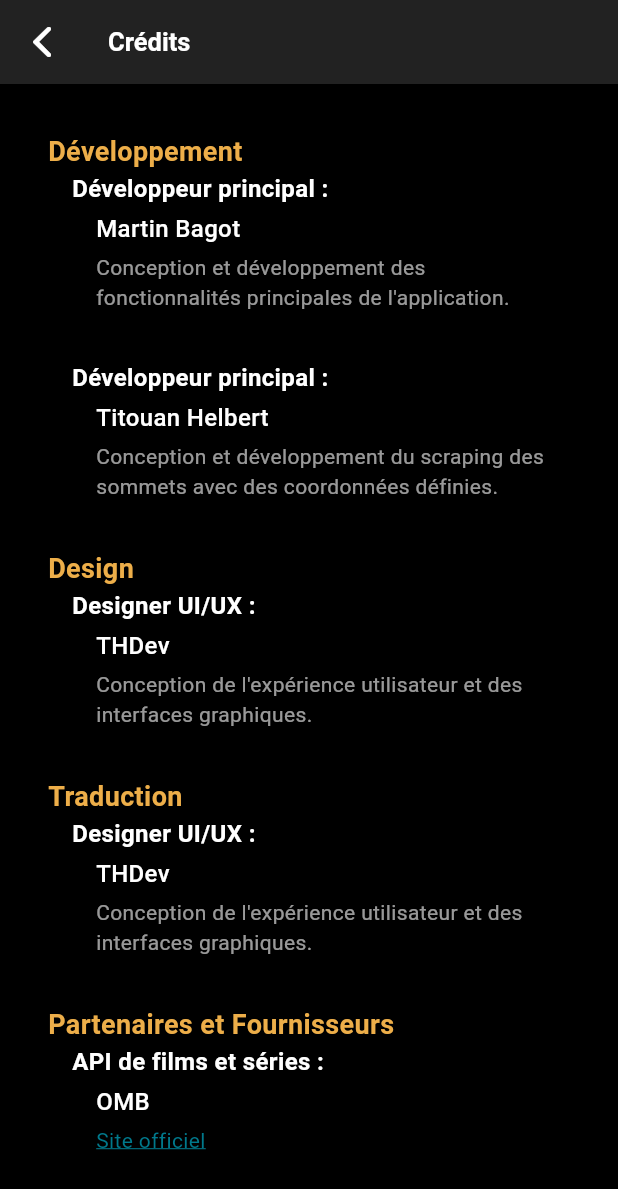
After one commit to unkn0wndfbx/LetterRound, a Flutter app: the screen it shows after launch, item 2 of the bottom bar chosen, in the side drawer, after a tap on "Crédits", on a phone screen of 412 x 824 dp. The commit adds this screen. Shown: the top 1189 px of the screen. Run offline on Flutter 3.47's test engine with Material 3 defaults, Android fonts, the light colour scheme and no system bars; our stand-ins replace another_flutter_splash_screen, salomon_bottom_bar; network calls fail.

Commit message:
credits app

```diff
--- /dev/null
+++ b/assets/credits.json
@@ -0,0 +1,54 @@
+{
+  "sections": [
+    {
+      "title": "Développement",
+      "items": [
+        {
+          "title": "Développeur principal",
+          "name": "Martin Bagot",
+          "subtitle": "Conception et développement des fonctionnalités principales de l'application.",
+          "link": ""
+        },
+        {
+          "title": "Développeur principal",
+          "name": "Titouan Helbert",
+          "subtitle": "Conception et développement du scraping des sommets avec des coordonnées définies.",
+          "link": ""
+        }
+      ]
+    },
+    {
+      "title": "Design",
+      "items": [
+        {
+          "title": "Designer UI/UX",
+          "name": "THDev",
+          "subtitle": "Conception de l'expérience utilisateur et des interfaces graphiques.",
+          "link": ""
+        }
+      ]
+    },
+    {
+      "title": "Traduction",
+      "items": [
+        {
+          "title": "Designer UI/UX",
+          "name": "THDev",
+          "subtitle": "Conception de l'expérience utilisateur et des interfaces graphiques.",
+          "link": ""
+        }
+      ]
+    },
+    {
+      "title": "Partenaires et Fournisseurs",
+      "items": [
+        {
+          "title": "API de films et séries",
+          "name": "OMB",
+          "subtitle": "Site officiel",
+          "link": "http://www.omdbapi.com/"
+        }
+      ]
+    }
+  ]
+}
--- /dev/null
+++ b/lib/pages/credits_page.dart
@@ -0,0 +1,103 @@
+import 'package:flutter/cupertino.dart';
+import 'package:flutter/material.dart';
+import 'package:letter_round/ressources/colors.dart';
+import 'package:letter_round/widgets/credits_card.dart';
+import 'package:flutter/services.dart';
+import 'dart:convert';
+
+class CreditsPage extends StatelessWidget {
+  const CreditsPage({super.key});
+
+  Future<List<dynamic>> _loadCredits() async {
+    final String response = await rootBundle.loadString('assets/credits.json');
+    final data = json.decode(response);
+
+    if (data['sections'] == null) {
+      throw Exception('La clé "sections" est manquante dans le fichier JSON');
+    }
+
+    return data['sections'];
+  }
+
+  @override
+  Widget build(BuildContext context) {
+    return SafeArea(
+      child: Scaffold(
+        backgroundColor: Colors.black,
+        appBar: AppBar(
+          backgroundColor: blackColor,
+          elevation: 0,
+          iconTheme: const IconThemeData(size: 32, color: whiteColor),
+          title: Text(
+            'Crédits',
+            style: TextStyle(
+              color: whiteColor,
+              fontSize: 17,
+              fontWeight: FontWeight.bold,
+            ),
+          ),
+          leading: Builder(
+            builder:
+                (context) => IconButton(
+                  icon: Icon(CupertinoIcons.back, size: 32, color: whiteColor),
+                  onPressed: () {
+                    Navigator.pop(context);
+                  },
+                ),
+          ),
+        ),
+        body: FutureBuilder<List<dynamic>>(
+          future: _loadCredits(),
+          builder: (context, snapshot) {
+            if (snapshot.connectionState == ConnectionState.waiting) {
+              return Center(child: CircularProgressIndicator());
+            }
+
+            if (snapshot.hasError) {
+              return Center(child: Text('Erreur de chargement'));
+            }
+
+            if (!snapshot.hasData || snapshot.data!.isEmpty) {
+              return Center(child: Text('Aucun crédit disponible.'));
+            }
+
+            var sections = snapshot.data!;
+            return SingleChildScrollView(
+              padding: EdgeInsets.all(32),
+              child: Column(
+                crossAxisAlignment: CrossAxisAlignment.start,
+                children:
+                    sections.map<Widget>((section) {
+                      return Column(
+                        crossAxisAlignment: CrossAxisAlignment.start,
+                        children: [
+                          Text(
+                            section['title'],
+                            style: TextStyle(
+                              color: yellow,
+                              fontSize: 18,
+                              fontWeight: FontWeight.bold,
+                            ),
+                          ),
+                          ...section['items'].map<Widget>((item) {
+                            return Padding(
+                              padding: const EdgeInsets.only(left: 16),
+                              child: CreditsCard(
+                                title: item['title'] ?? 'No title',
+                                name: item['name'] ?? 'No name',
+                                subtitle: item['subtitle'] ?? 'No subtitle',
+                                link: item['link'],
+                              ),
+                            );
+                          }).toList(),
+                        ],
+                      );
+                    }).toList(),
+              ),
+            );
+          },
+        ),
+      ),
+    );
+  }
+}
--- a/lib/pages/nav_bar.dart
+++ b/lib/pages/nav_bar.dart
@@ -2,6 +2,7 @@ import 'package:flutter/cupertino.dart';
 import 'package:flutter/material.dart';
 import 'package:flutter/services.dart';
 import 'package:letter_round/pages/bottom_bar.dart';
+import 'package:letter_round/pages/credits_page.dart';
 import 'package:letter_round/ressources/colors.dart';
 
 class NavBar extends StatelessWidget {
@@ -69,13 +70,11 @@ class NavBar extends StatelessWidget {
                 "Crédits",
                 style: TextStyle(fontSize: 17, color: whiteColor),
               ),
-              /*  onTap:
+              onTap:
                   () => Navigator.push(
                     context,
-                    MaterialPageRoute(
-                      builder: (context) => const SettingsPage(),
-                    ),
-                  ), */
+                    MaterialPageRoute(builder: (context) => CreditsPage()),
+                  ),
             ),
             Divider(
               thickness: 1,
--- /dev/null
+++ b/lib/widgets/credits_card.dart
@@ -0,0 +1,84 @@
+import 'package:flutter/cupertino.dart';
+import 'package:flutter/material.dart';
+import 'package:letter_round/ressources/colors.dart';
+import 'package:url_launcher/url_launcher.dart';
+
+class CreditsCard extends StatelessWidget {
+  final String title;
+  final String name;
+  final String subtitle;
+  final String link;
+
+  const CreditsCard({
+    super.key,
+    required this.title,
+    required this.name,
+    required this.subtitle,
+    this.link = '',
+  });
+
+  @override
+  Widget build(BuildContext context) {
+    return Padding(
+      padding: const EdgeInsets.only(bottom: 32),
+      child: Column(
+        crossAxisAlignment: CrossAxisAlignment.start,
+        children: [
+          Text(
+            '$title :',
+            style: TextStyle(
+              color: whiteColor,
+              fontSize: 16,
+              fontWeight: FontWeight.w600,
+            ),
+          ),
+          if (name.isNotEmpty)
+            Padding(
+              padding: const EdgeInsets.only(left: 16, top: 4),
+              child: Text(
+                name,
+                style: TextStyle(
+                  color: whiteColor,
+                  fontSize: 16,
+                  fontWeight: FontWeight.w500,
+                ),
+              ),
+            ),
+          if (link.isNotEmpty)
+            Padding(
+              padding: const EdgeInsets.only(left: 16, top: 4),
+              child: GestureDetector(
+                onTap: () async {
+                  if (await canLaunchUrl(Uri.parse(link))) {
+                    await launchUrl(Uri.parse(link));
+                  } else {
+                    throw 'Could not launch $link';
+                  }
+                },
+                child: Text(
+                  subtitle,
+                  style: TextStyle(
+                    color: blue,
+                    fontSize: 14,
+                    decoration: TextDecoration.underline,
+                    decorationColor: blue,
+                  ),
+                ),
+              ),
+            )
+          else
+            Padding(
+              padding: const EdgeInsets.only(left: 16, top: 4),
+              child: Text(
+                subtitle,
+                style: TextStyle(
+                  color: whiteColor.withValues(alpha: 0.6),
+                  fontSize: 14,
+                ),
+              ),
+            ),
+        ],
+      ),
+    );
+  }
+}
--- a/pubspec.yaml
+++ b/pubspec.yaml
@@ -11,6 +11,7 @@ dependencies:
   http: ^1.1.0
   salomon_bottom_bar: ^3.3.2
   cupertino_icons: ^1.0.8
+  url_launcher: ^6.0.0
   flutter:
     sdk: flutter
 
@@ -29,6 +30,7 @@ flutter:
 
   assets:
   - assets/images/splash.png
+  - assets/credits.json
 
   fonts:
     - family: ArchivoBlack
```
